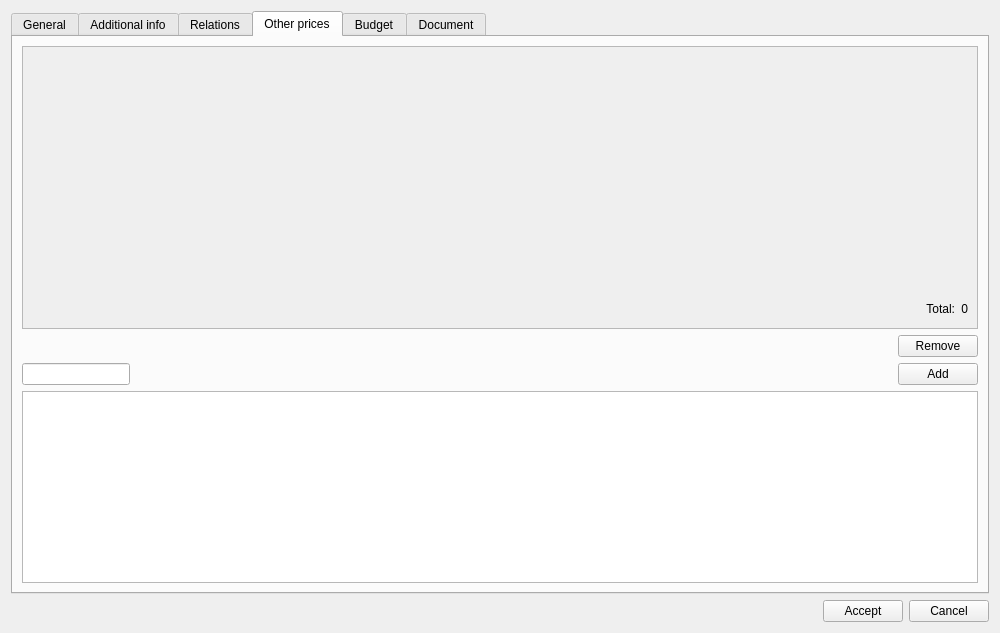
Qt form core/ui/toolbars/plan/psector.ui (Giswater/giswater_qgis_plugin) before a commit.
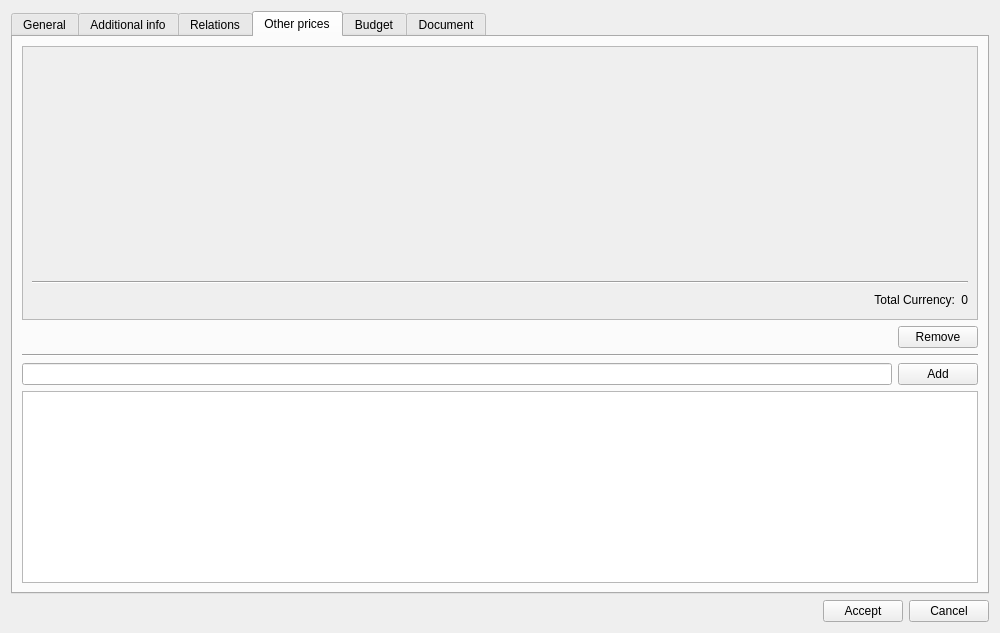
The same form after that commit. The open tabs and pages were chosen to show the change. Icons and pictures are not drawn.

Commit message: Enhancements: on tab other_prices from psector form

The edit to the form file:
```diff
--- a/core/ui/toolbars/plan/psector.ui
+++ b/core/ui/toolbars/plan/psector.ui
@@ -807,32 +807,25 @@
          </property>
         </spacer>
        </item>
-       <item row="2" column="0" colspan="2">
+       <item row="3" column="0" colspan="2">
         <layout class="QGridLayout" name="gridLayout_4">
          <item row="0" column="0">
           <layout class="QHBoxLayout" name="horizontalLayout_11">
            <item>
             <widget class="QLineEdit" name="txt_name">
              <property name="sizePolicy">
-              <sizepolicy hsizetype="Preferred" vsizetype="Fixed">
+              <sizepolicy hsizetype="MinimumExpanding" vsizetype="Fixed">
                <horstretch>0</horstretch>
                <verstretch>0</verstretch>
               </sizepolicy>
              </property>
-            </widget>
-           </item>
-           <item>
-            <spacer name="horizontalSpacer_17">
-             <property name="orientation">
-              <enum>Qt::Horizontal</enum>
-             </property>
-             <property name="sizeHint" stdset="0">
+             <property name="minimumSize">
               <size>
-               <width>40</width>
-               <height>20</height>
+               <width>350</width>
+               <height>0</height>
               </size>
              </property>
-            </spacer>
+            </widget>
            </item>
            <item>
             <widget class="QPushButton" name="btn_select">
@@ -875,24 +868,24 @@
             <x>0</x>
             <y>0</y>
             <width>956</width>
-            <height>278</height>
+            <height>269</height>
            </rect>
           </property>
           <layout class="QGridLayout" name="gridLayout_3">
-           <item row="2" column="1">
-            <widget class="QLabel" name="lbl_total">
-             <property name="layoutDirection">
-              <enum>Qt::LeftToRight</enum>
+           <item row="4" column="0">
+            <spacer name="horizontalSpacer_27">
+             <property name="orientation">
+              <enum>Qt::Horizontal</enum>
              </property>
-             <property name="text">
-              <string>Total:</string>
+             <property name="sizeHint" stdset="0">
+              <size>
+               <width>40</width>
+               <height>20</height>
+              </size>
              </property>
-             <property name="alignment">
-              <set>Qt::AlignRight|Qt::AlignTrailing|Qt::AlignVCenter</set>
-             </property>
-            </widget>
+            </spacer>
            </item>
-           <item row="2" column="2">
+           <item row="4" column="2">
             <widget class="QLabel" name="lbl_total_count">
              <property name="text">
               <string>0</string>
@@ -905,18 +898,18 @@
            <item row="0" column="0" colspan="3">
             <layout class="QGridLayout" name="lyt_price"/>
            </item>
-           <item row="2" column="0">
-            <spacer name="horizontalSpacer_27">
-             <property name="orientation">
-              <enum>Qt::Horizontal</enum>
+           <item row="4" column="1">
+            <widget class="QLabel" name="lbl_total">
+             <property name="layoutDirection">
+              <enum>Qt::LeftToRight</enum>
              </property>
-             <property name="sizeHint" stdset="0">
-              <size>
-               <width>40</width>
-               <height>20</height>
-              </size>
+             <property name="text">
+              <string>Total Currency:</string>
              </property>
-            </spacer>
+             <property name="alignment">
+              <set>Qt::AlignRight|Qt::AlignTrailing|Qt::AlignVCenter</set>
+             </property>
+            </widget>
            </item>
            <item row="1" column="0" colspan="3">
             <spacer name="verticalSpacer_4">
@@ -931,10 +924,24 @@
              </property>
             </spacer>
            </item>
+           <item row="3" column="0" colspan="3">
+            <widget class="Line" name="line_6">
+             <property name="orientation">
+              <enum>Qt::Horizontal</enum>
+             </property>
+            </widget>
+           </item>
           </layout>
          </widget>
         </widget>
        </item>
+       <item row="2" column="0" colspan="2">
+        <widget class="Line" name="line_5">
+         <property name="orientation">
+          <enum>Qt::Horizontal</enum>
+         </property>
+        </widget>
+       </item>
       </layout>
      </widget>
      <widget class="QWidget" name="tab">
```
The commit also changes 1 other file.
